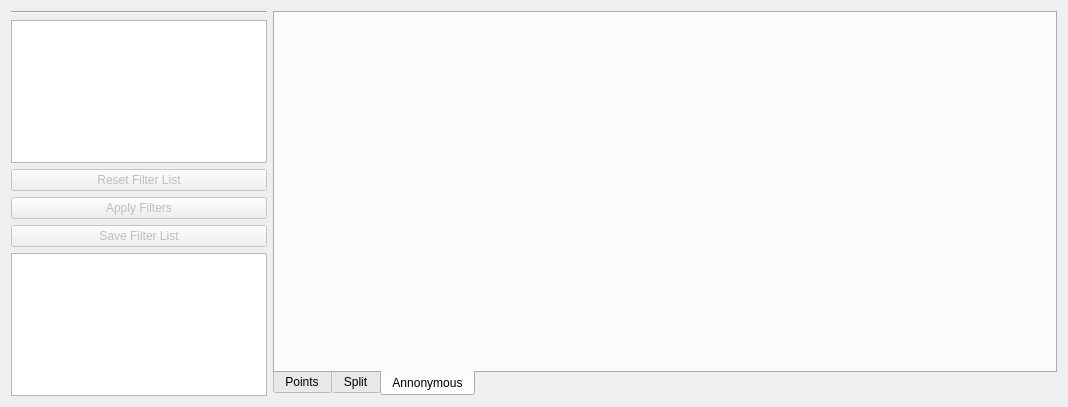
The window that src/ITrackFilterWidget.ui (ntruchsess/QLandkarteGT) describes before a commit, drawn with Qt 5.
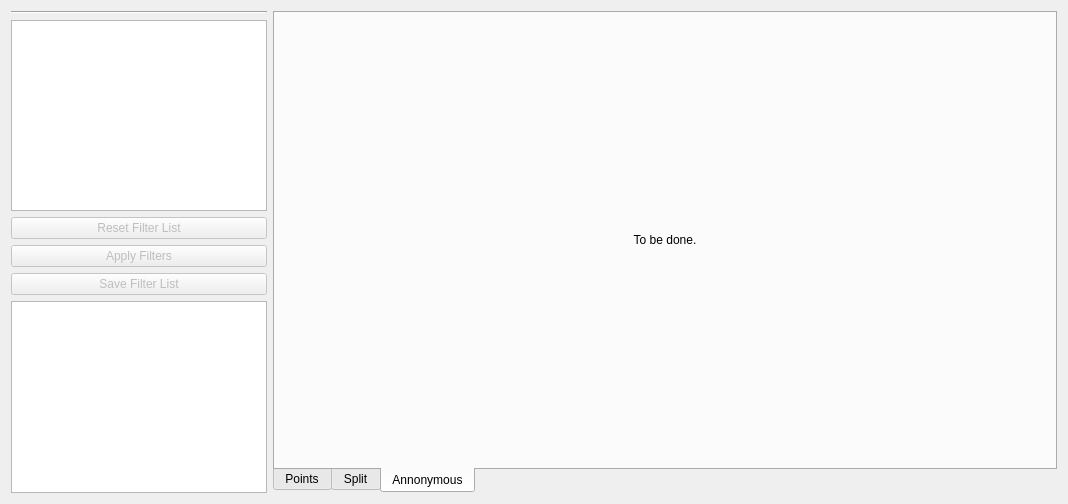
The same window after the commit. The open tabs and pages were chosen to show the change. Icons and pictures are not drawn.

What changed in the file:
```diff
--- a/src/ITrackFilterWidget.ui
+++ b/src/ITrackFilterWidget.ui
@@ -7,7 +7,7 @@
     <x>0</x>
     <y>0</y>
     <width>1068</width>
-    <height>407</height>
+    <height>504</height>
    </rect>
   </property>
   <property name="windowTitle">
@@ -753,6 +753,18 @@
       <attribute name="title">
        <string>Annonymous</string>
       </attribute>
+      <layout class="QVBoxLayout" name="verticalLayout_6">
+       <item>
+        <widget class="QLabel" name="label_17">
+         <property name="text">
+          <string>To be done.</string>
+         </property>
+         <property name="alignment">
+          <set>Qt::AlignCenter</set>
+         </property>
+        </widget>
+       </item>
+      </layout>
      </widget>
     </widget>
    </item>
```
Left out of the diff: 6 changed lines with no effect on the pictures.
